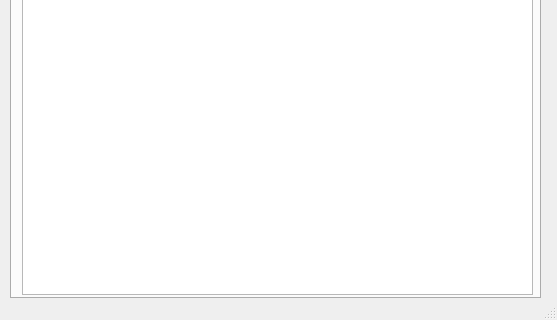
First picture: the form in mainwindow.ui, repository sheldon0227/WHS, before the edit; both pictures show x 0 to 557 and y 492 to 812 of the 557 by 812 pixel window.
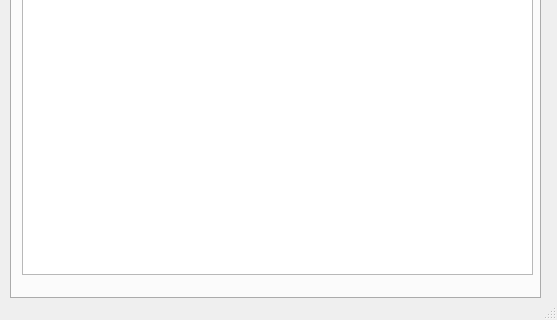
Second picture: the form after the edit.

The edit to the form file:
```diff
--- a/mainwindow.ui
+++ b/mainwindow.ui
@@ -64,7 +64,7 @@
         <x>10</x>
         <y>40</y>
         <width>511</width>
-        <height>681</height>
+        <height>661</height>
        </rect>
       </property>
      </widget>
```
Left out of the diff: 4 changed lines with no effect on the pictures.
